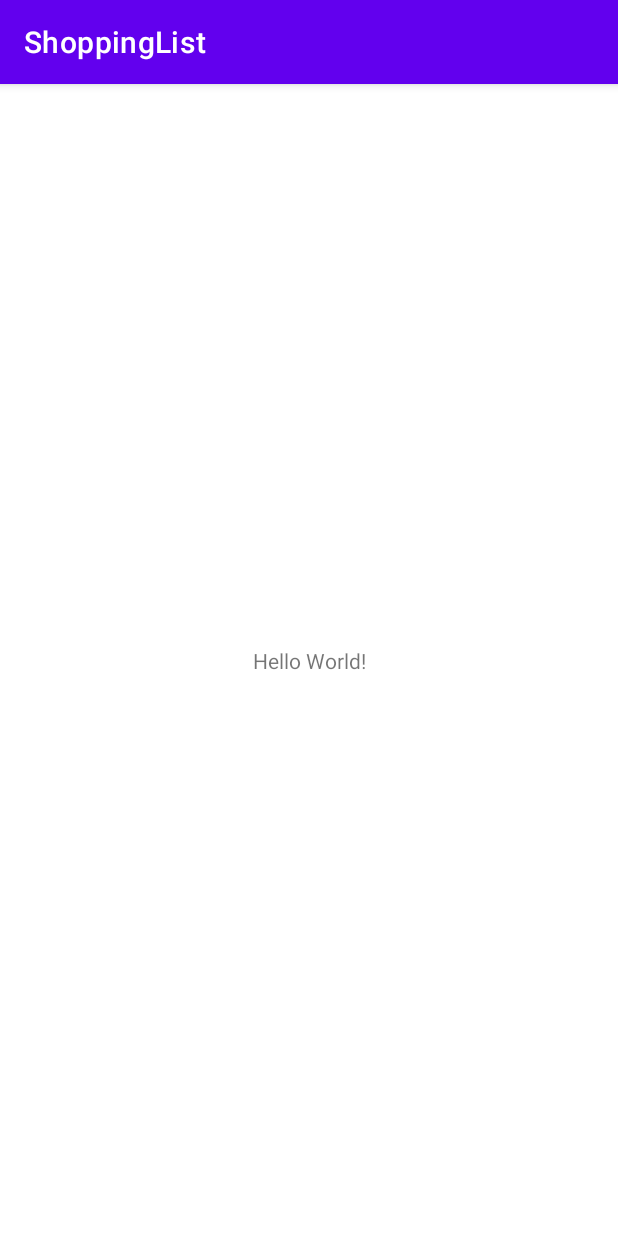
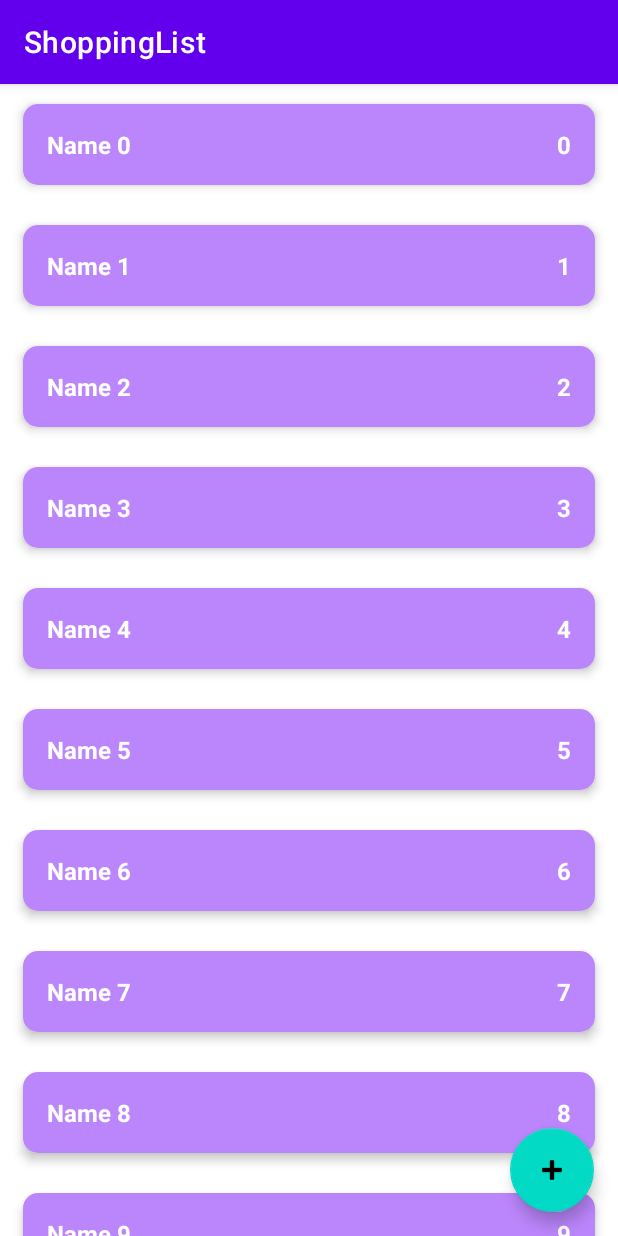
Before and after one commit to RomanBurtik/ShoppingList, an Android app: the screen it shows after launch (MainActivity), on a phone screen of 412 x 824 dp. Run offline under Robolectric (Android 15) with nearby library versions, the phone set to English and light mode, and no system bars.

Commit message:
Some info about recyclerView. Long click deletes item.

```diff
--- a/app/build.gradle
+++ b/app/build.gradle
@@ -29,6 +29,9 @@ android {
     kotlinOptions {
         jvmTarget = '1.8'
     }
+    buildFeatures {
+        viewBinding = true
+    }
 }
 
 dependencies {
--- a/app/src/main/java/com/example/shoppinglist/data/ShopListRepositoryImpl.kt
+++ b/app/src/main/java/com/example/shoppinglist/data/ShopListRepositoryImpl.kt
@@ -14,7 +14,7 @@ object ShopListRepositoryImpl : ShopListRepository {
     private val shopList = mutableListOf<ShopItem>()
     private var autoIncrementId=0
     init {
-        for (i in 0 until 10){
+        for (i in 0 until 100){
             val item=ShopItem("Name $i",i,true)
             addShopItem(item)
         }
--- a/app/src/main/java/com/example/shoppinglist/presentation/MainActivity.kt
+++ b/app/src/main/java/com/example/shoppinglist/presentation/MainActivity.kt
@@ -1,23 +1,79 @@
 package com.example.shoppinglist.presentation
 
-import androidx.appcompat.app.AppCompatActivity
 import android.os.Bundle
 import android.util.Log
+import androidx.appcompat.app.AppCompatActivity
 import androidx.lifecycle.ViewModelProvider
+import androidx.recyclerview.widget.ItemTouchHelper
+import androidx.recyclerview.widget.ItemTouchHelper.LEFT
+import androidx.recyclerview.widget.ItemTouchHelper.SimpleCallback
+import androidx.recyclerview.widget.RecyclerView
 import com.example.shoppinglist.R
 
 class MainActivity : AppCompatActivity() {
 
     private lateinit var viewModel: MainViewModel
+    private lateinit var shopListAdapter: ShopListAdapter
 
     override fun onCreate(savedInstanceState: Bundle?) {
         super.onCreate(savedInstanceState)
         setContentView(R.layout.activity_main)
-        viewModel=ViewModelProvider(this)[MainViewModel::class.java]
-        viewModel.shopList.observe(this){
-            Log.d("MainActivityTest", it.toString())
+        setupRecycleView()
+        viewModel = ViewModelProvider(this)[MainViewModel::class.java]
+        viewModel.shopList.observe(this) {
+            shopListAdapter.submitList(it)
         }
     }
 
+    private fun setupRecycleView() {
+        val rvShopList = findViewById<RecyclerView>(R.id.rvShopList)
+        shopListAdapter = ShopListAdapter()
+        with(rvShopList) {
+            adapter = shopListAdapter
+            recycledViewPool.setMaxRecycledViews(
+                ShopListAdapter.INACTIVE_SHOP_ITEM,
+                ShopListAdapter.MAX_POOL_SIZE
+            )
+            recycledViewPool.setMaxRecycledViews(
+                ShopListAdapter.ACTIVE_SHOP_ITEM,
+                ShopListAdapter.MAX_POOL_SIZE
+            )
+        }
+        setupLongClickListener()
+        Log.d("setupLongClickListener","test1")
+//        setupShortClickListener()
+        setupSwipeListener(rvShopList)
+    }
 
+    private fun setupSwipeListener(rvShopList: RecyclerView?) {
+        val itemTouchHelperCallback = object : SimpleCallback(0, LEFT) {
+            override fun onMove(
+                recyclerView: RecyclerView,
+                viewHolder: RecyclerView.ViewHolder,
+                target: RecyclerView.ViewHolder
+            ): Boolean {
+                return false
+            }
+
+            override fun onSwiped(viewHolder: RecyclerView.ViewHolder, direction: Int) {
+                viewModel.deleteFromShopList(shopListAdapter.currentList[viewHolder.adapterPosition])
+            }
+        }
+        val itemTouchHelper = ItemTouchHelper(itemTouchHelperCallback)
+        itemTouchHelper.attachToRecyclerView(rvShopList)
+    }
+
+//    private fun setupShortClickListener() {
+//        shopListAdapter.onShopItemClickListener = {
+//            val intent =.newIntent(this.@MainActivity, )
+//            startActivity(intent)
+//        }
+//    }
+
+    private fun setupLongClickListener() {
+        Log.d("setupLongClickListener","test")
+        shopListAdapter.onShopItemLongClickListener = {
+            viewModel.changeEnableState(it)
+        }
+    }
 }
--- a/app/src/main/java/com/example/shoppinglist/presentation/MainViewModel.kt
+++ b/app/src/main/java/com/example/shoppinglist/presentation/MainViewModel.kt
@@ -21,7 +21,7 @@ class MainViewModel: ViewModel() {
         deleteFromShopListUseCase.deleteShopItem(shopItem)
     }
 
-    fun editShopItem(shopItem: ShopItem){
+    fun changeEnableState(shopItem: ShopItem){
         val newItem=shopItem.copy(isActive = !shopItem.isActive)
         modifyItemInShopListUseCase.modifyShopItem(newItem)
 
--- /dev/null
+++ b/app/src/main/java/com/example/shoppinglist/presentation/ShopItemViewHolder.kt
@@ -0,0 +1,11 @@
+package com.example.shoppinglist.presentation
+
+import android.view.View
+import android.widget.TextView
+import androidx.recyclerview.widget.RecyclerView
+import com.example.shoppinglist.R
+
+class ShopItemViewHolder(private val view: View) : RecyclerView.ViewHolder(view){
+    val tvProduct=view.findViewById<TextView>(R.id.tvProduct)
+    val tvNumber=view.findViewById<TextView>(R.id.tvNumber)
+}
--- /dev/null
+++ b/app/src/main/java/com/example/shoppinglist/presentation/ShopListAdapter.kt
@@ -0,0 +1,52 @@
+package com.example.shoppinglist.presentation
+
+import android.view.LayoutInflater
+import android.view.ViewGroup
+import androidx.recyclerview.widget.ListAdapter
+import com.example.shoppinglist.R
+import com.example.shoppinglist.domain.ShopItem
+
+class ShopListAdapter : ListAdapter<ShopItem, ShopItemViewHolder>(ShopItemDiffCallback()) {
+
+    var onShopItemLongClickListener: ((ShopItem) -> Unit)? = null
+    var onShopItemClickListener: ((ShopItem) -> Unit)? = null
+
+    override fun onCreateViewHolder(parent: ViewGroup, viewType: Int): ShopItemViewHolder {
+        val layout = when (viewType) {
+            ACTIVE_SHOP_ITEM -> R.layout.item_shop_enabled
+            INACTIVE_SHOP_ITEM -> R.layout.item_shop_disabled
+            else -> {
+                throw RuntimeException("Unknown view type: $viewType")
+            }
+        }
+        val view =
+            LayoutInflater.from(parent.context).inflate(layout,parent,false)
+        return ShopItemViewHolder(view)
+    }
+
+    override fun onBindViewHolder(holder: ShopItemViewHolder, position: Int) {
+        val shopItem = getItem(position)
+        holder.itemView.setOnLongClickListener{
+            onShopItemLongClickListener?.invoke(shopItem)
+            true
+        }
+        holder.itemView.setOnClickListener {
+            onShopItemClickListener?.invoke(shopItem)
+        }
+        holder.tvNumber.text=shopItem.count.toString()
+        holder.tvProduct.text=shopItem.name
+    }
+
+    override fun getItemViewType(position: Int): Int {
+        val itemInShopList = getItem(position)
+        return if (itemInShopList.isActive) {
+            ACTIVE_SHOP_ITEM
+        } else INACTIVE_SHOP_ITEM
+    }
+
+    companion object {
+        const val INACTIVE_SHOP_ITEM = 100
+        const val ACTIVE_SHOP_ITEM = 101
+        const val MAX_POOL_SIZE = 15
+    }
+}
--- a/app/src/main/res/layout/activity_main.xml
+++ b/app/src/main/res/layout/activity_main.xml
@@ -6,13 +6,27 @@
     android:layout_height="match_parent"
     tools:context=".presentation.MainActivity">
 
-    <TextView
+    <androidx.recyclerview.widget.RecyclerView
+        android:id="@+id/rvShopList"
+        android:layout_width="0dp"
+        android:layout_height="match_parent"
+        app:layout_constraintBottom_toTopOf="parent"
+        app:layout_constraintEnd_toEndOf="parent"
+        app:layout_constraintStart_toStartOf="parent"
+        app:layout_constraintBottom_toBottomOf="parent"
+        app:layoutManager="androidx.recyclerview.widget.LinearLayoutManager"
+        tools:listitem="@layout/item_shop_enabled"/>
+
+    <com.google.android.material.floatingactionbutton.FloatingActionButton
+        android:id="@+id/buttonAdd"
         android:layout_width="wrap_content"
         android:layout_height="wrap_content"
-        android:text="Hello World!"
+        android:clickable="true"
+        android:contentDescription="@string/add_new_shop_item"
+        android:focusable="true"
         app:layout_constraintBottom_toBottomOf="parent"
         app:layout_constraintEnd_toEndOf="parent"
-        app:layout_constraintStart_toStartOf="parent"
-        app:layout_constraintTop_toTopOf="parent" />
-
+        android:layout_marginBottom="16dp"
+        android:layout_marginEnd="16dp"
+        app:srcCompat="@android:drawable/ic_input_add" />
 </androidx.constraintlayout.widget.ConstraintLayout>
--- /dev/null
+++ b/app/src/main/res/layout/item_shop_enabled.xml
@@ -0,0 +1,41 @@
+<?xml version="1.0" encoding="utf-8"?>
+<androidx.cardview.widget.CardView xmlns:android="http://schemas.android.com/apk/res/android"
+    android:layout_width="match_parent"
+    android:layout_height="wrap_content"
+    xmlns:app="http://schemas.android.com/apk/res-auto"
+    app:cardCornerRadius="10dp"
+    app:cardElevation="4dp"
+    app:cardUseCompatPadding="true"
+    android:layout_marginEnd="8dp"
+    android:layout_marginStart="8dp"
+    android:layout_marginTop="4dp"
+    android:layout_marginBottom="4dp">
+
+    <LinearLayout
+        android:layout_width="match_parent"
+        android:layout_height="wrap_content"
+        android:orientation="horizontal"
+        android:background="@color/purple_200"
+        android:padding="16dp">
+
+        <TextView
+            android:id="@+id/tvProduct"
+            android:layout_width="0dp"
+            android:layout_height="wrap_content"
+            android:layout_weight="1"
+            android:text="@string/tvExampleText"
+            android:textSize="16sp"
+            android:textColor="@color/white"
+            android:textStyle="bold"/>
+
+        <TextView
+            android:id="@+id/tvNumber"
+            android:layout_width="wrap_content"
+            android:layout_height="wrap_content"
+            android:text="@string/tvNumber"
+            android:textSize="16sp"
+            android:textColor="@color/white"
+            android:textStyle="bold"/>
+
+    </LinearLayout>
+</androidx.cardview.widget.CardView>
--- a/app/src/main/res/values/colors.xml
+++ b/app/src/main/res/values/colors.xml
@@ -7,4 +7,5 @@
     <color name="teal_700">#FF018786</color>
     <color name="black">#FF000000</color>
     <color name="white">#FFFFFFFF</color>
+    <color name="grey">#b4bac0</color>
 </resources>
--- a/app/src/main/res/values/strings.xml
+++ b/app/src/main/res/values/strings.xml
@@ -1,3 +1,6 @@
 <resources>
     <string name="app_name">ShoppingList</string>
+    <string name="add_new_shop_item">Add new shop item</string>
+    <string name="tvExampleText">TextView</string>
+    <string name="tvNumber">1</string>
 </resources>
```
Also changed, not shown: app/src/main/java/com/example/shoppinglist/presentation/ShopItemDiffCallback.kt (added, +15 -0 lines), app/src/main/res/layout/item_shop_disabled.xml (added, +41 -0 lines).
